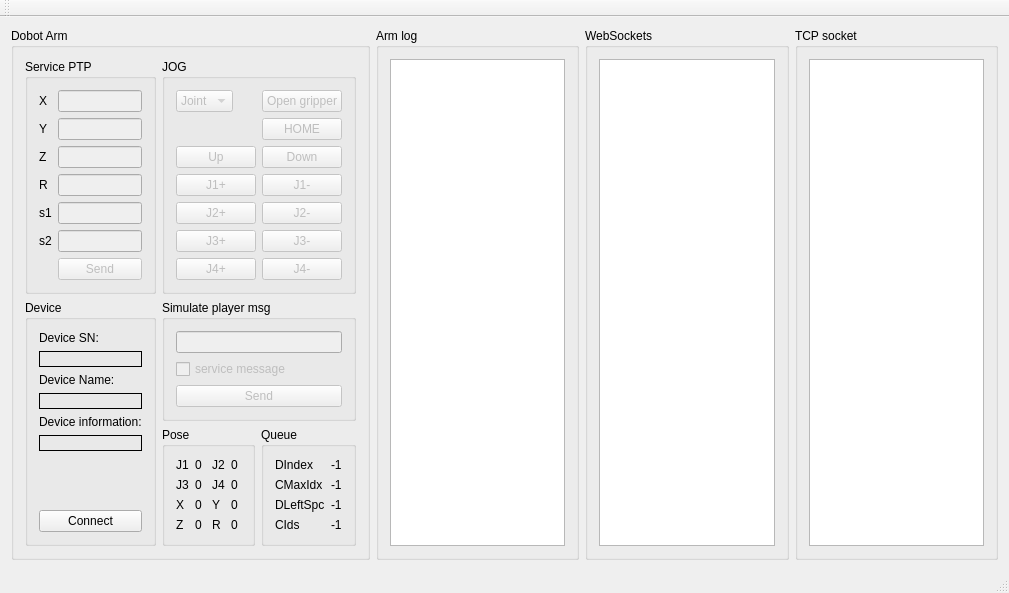
The window that mainwindow.ui (marianexyx/DobotChess) describes before a commit, drawn with Qt 5.
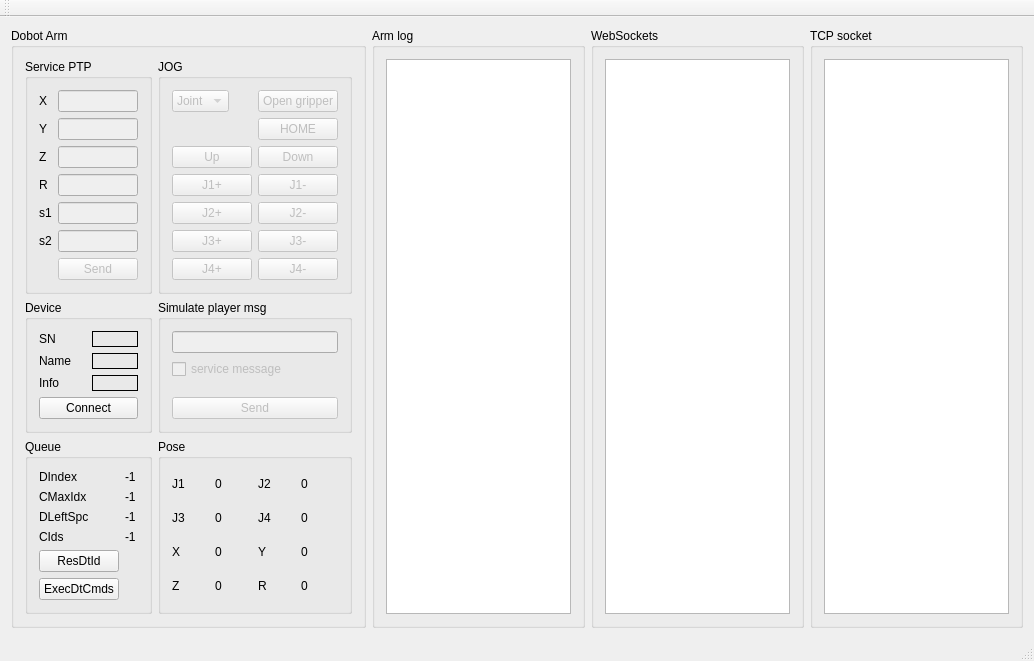
The same window after the commit.

What changed in the file:
```diff
--- a/mainwindow.ui
+++ b/mainwindow.ui
@@ -6,8 +6,8 @@
    <rect>
     <x>0</x>
     <y>0</y>
-    <width>1009</width>
-    <height>581</height>
+    <width>1034</width>
+    <height>640</height>
    </rect>
   </property>
   <property name="windowTitle">
@@ -156,78 +156,20 @@
          </layout>
         </widget>
        </item>
-       <item row="2" column="2">
-        <widget class="QGroupBox" name="groupBox_4">
-         <property name="title">
-          <string>Queue</string>
-         </property>
-         <layout class="QFormLayout" name="formLayout_2">
-          <item row="0" column="0">
-           <widget class="QLabel" name="label_14">
-            <property name="text">
-             <string>DIndex</string>
-            </property>
-           </widget>
-          </item>
-          <item row="0" column="1">
-           <widget class="QLabel" name="DobotQueuedIndexLabel">
-            <property name="text">
-             <string>-1</string>
-            </property>
-           </widget>
-          </item>
-          <item row="1" column="0">
-           <widget class="QLabel" name="label_15">
-            <property name="text">
-             <string>CMaxIdx</string>
-            </property>
-           </widget>
-          </item>
-          <item row="1" column="1">
-           <widget class="QLabel" name="CoreMaxQueuedIndexLabel">
-            <property name="text">
-             <string>-1</string>
-            </property>
-           </widget>
-          </item>
-          <item row="2" column="0">
-           <widget class="QLabel" name="label_21">
-            <property name="text">
-             <string>DLeftSpc</string>
-            </property>
-           </widget>
-          </item>
-          <item row="2" column="1">
-           <widget class="QLabel" name="DobotQueuedCmdLeftSpaceLabel">
-            <property name="text">
-             <string>-1</string>
-            </property>
-           </widget>
-          </item>
-          <item row="3" column="0">
-           <widget class="QLabel" name="label_16">
-            <property name="text">
-             <string>CIds</string>
-            </property>
-           </widget>
-          </item>
-          <item row="3" column="1">
-           <widget class="QLabel" name="CoreIndexAmountlabel">
-            <property name="text">
-             <string>-1</string>
-            </property>
-           </widget>
-          </item>
-         </layout>
-        </widget>
-       </item>
-       <item row="1" column="0" rowspan="2">
+       <item row="1" column="0">
         <widget class="QGroupBox" name="groupBox">
          <property name="title">
           <string>Device</string>
          </property>
          <layout class="QGridLayout" name="gridLayout_2">
-          <item row="3" column="0">
+          <item row="2" column="0">
+           <widget class="QLabel" name="label_11">
+            <property name="text">
+             <string>Info</string>
+            </property>
+           </widget>
+          </item>
+          <item row="1" column="1">
            <widget class="QLabel" name="DeviceNameLabel">
             <property name="frameShape">
              <enum>QFrame::Panel</enum>
@@ -240,58 +182,51 @@
             </property>
            </widget>
           </item>
-          <item row="5" column="0">
-           <widget class="QLabel" name="DeviceInfoLabel">
-            <property name="frameShape">
-             <enum>QFrame::Panel</enum>
-            </property>
-            <property name="frameShadow">
-             <enum>QFrame::Plain</enum>
-            </property>
-            <property name="text">
-             <string/>
-            </property>
-           </widget>
-          </item>
-          <item row="7" column="0">
+          <item row="4" column="0" colspan="2">
            <widget class="QPushButton" name="connectBtn">
             <property name="text">
              <string>Connect</string>
             </property>
            </widget>
           </item>
-          <item row="0" column="0">
-           <widget class="QLabel" name="label_9">
-            <property name="text">
-             <string>Device SN:</string>
-            </property>
-           </widget>
-          </item>
           <item row="1" column="0">
-           <widget class="QLabel" name="deviceSNLabel">
-            <property name="frameShape">
-             <enum>QFrame::Panel</enum>
-            </property>
-            <property name="text">
-             <string/>
-            </property>
-           </widget>
-          </item>
-          <item row="2" column="0">
            <widget class="QLabel" name="label_10">
             <property name="text">
-             <string>Device Name:</string>
+             <string>Name</string>
             </property>
            </widget>
           </item>
-          <item row="4" column="0">
-           <widget class="QLabel" name="label_11">
+          <item row="0" column="1">
+           <widget class="QLabel" name="deviceSNLabel">
+            <property name="frameShape">
+             <enum>QFrame::Panel</enum>
+            </property>
             <property name="text">
-             <string>Device information:</string>
+             <string/>
             </property>
            </widget>
           </item>
-          <item row="6" column="0">
+          <item row="0" column="0">
+           <widget class="QLabel" name="label_9">
+            <property name="text">
+             <string>SN</string>
+            </property>
+           </widget>
+          </item>
+          <item row="2" column="1">
+           <widget class="QLabel" name="DeviceInfoLabel">
+            <property name="frameShape">
+             <enum>QFrame::Panel</enum>
+            </property>
+            <property name="frameShadow">
+             <enum>QFrame::Plain</enum>
+            </property>
+            <property name="text">
+             <string/>
+            </property>
+           </widget>
+          </item>
+          <item row="3" column="0">
            <spacer name="verticalSpacer_2">
             <property name="orientation">
              <enum>Qt::Vertical</enum>
@@ -307,134 +242,7 @@
          </layout>
         </widget>
        </item>
-       <item row="2" column="1">
-        <widget class="QGroupBox" name="groupBox_2">
-         <property name="title">
-          <string>Pose</string>
-         </property>
-         <layout class="QGridLayout" name="gridLayout">
-          <item row="1" column="0">
-           <widget class="QLabel" name="label_4">
-            <property name="text">
-             <string>J3</string>
-            </property>
-           </widget>
-          </item>
-          <item row="0" column="3">
-           <widget class="QLabel" name="joint2Label">
-            <property name="text">
-             <string>0</string>
-            </property>
-           </widget>
-          </item>
-          <item row="1" column="1">
-           <widget class="QLabel" name="joint3Label">
-            <property name="text">
-             <string>0</string>
-            </property>
-           </widget>
-          </item>
-          <item row="1" column="2">
-           <widget class="QLabel" name="label_5">
-            <property name="text">
-             <string>J4</string>
-            </property>
-           </widget>
-          </item>
-          <item row="3" column="2">
-           <widget class="QLabel" name="label_8">
-            <property name="text">
-             <string>R</string>
-            </property>
-           </widget>
-          </item>
-          <item row="3" column="1">
-           <widget class="QLabel" name="zLabel">
-            <property name="text">
-             <string>0</string>
-            </property>
-           </widget>
-          </item>
-          <item row="2" column="0">
-           <widget class="QLabel" name="label_2">
-            <property name="text">
-             <string>X</string>
-            </property>
-           </widget>
-          </item>
-          <item row="1" column="3">
-           <widget class="QLabel" name="joint4Label">
-            <property name="text">
-             <string>0</string>
-            </property>
-           </widget>
-          </item>
-          <item row="2" column="3">
-           <widget class="QLabel" name="yLabel">
-            <property name="text">
-             <string>0</string>
-            </property>
-           </widget>
-          </item>
-          <item row="3" column="0">
-           <widget class="QLabel" name="label_7">
-            <property name="text">
-             <string>Z</string>
-            </property>
-           </widget>
-          </item>
-          <item row="0" column="2">
-           <widget class="QLabel" name="label_3">
-            <property name="text">
-             <string>J2</string>
-            </property>
-           </widget>
-          </item>
-          <item row="0" column="1">
-           <widget class="QLabel" name="joint1Label">
-            <property name="enabled">
-             <bool>true</bool>
-            </property>
-            <property name="text">
-             <string>0</string>
-            </property>
-           </widget>
-          </item>
-          <item row="0" column="0">
-           <widget class="QLabel" name="label">
-            <property name="text">
-             <string>J1</string>
-            </property>
-           </widget>
-          </item>
-          <item row="3" column="3">
-           <widget class="QLabel" name="rLabel">
-            <property name="text">
-             <string>0</string>
-            </property>
-           </widget>
-          </item>
-          <item row="2" column="2">
-           <widget class="QLabel" name="label_6">
-            <property name="text">
-             <string>Y</string>
-            </property>
-           </widget>
-          </item>
-          <item row="2" column="1">
-           <widget class="QLabel" name="xLabel">
-            <property name="enabled">
-             <bool>true</bool>
-            </property>
-            <property name="text">
-             <string>0</string>
-            </property>
-           </widget>
-          </item>
-         </layout>
-        </widget>
-       </item>
-       <item row="1" column="1" colspan="2">
+       <item row="1" column="2" colspan="2">
         <widget class="QGroupBox" name="groupBox_6">
          <property name="title">
           <string>Simulate player msg </string>
@@ -489,7 +297,7 @@
          </layout>
         </widget>
        </item>
-       <item row="0" column="1" colspan="2">
+       <item row="0" column="2" colspan="2">
         <widget class="QGroupBox" name="JOGgroupBox">
          <property name="title">
           <string>JOG</string>
@@ -648,6 +456,212 @@
          </layout>
         </widget>
        </item>
+       <item row="2" column="2" colspan="2">
+        <widget class="QGroupBox" name="groupBox_2">
+         <property name="title">
+          <string>Pose</string>
+         </property>
+         <layout class="QGridLayout" name="gridLayout">
+          <item row="1" column="0">
+           <widget class="QLabel" name="label_4">
+            <property name="text">
+             <string>J3</string>
+            </property>
+           </widget>
+          </item>
+          <item row="0" column="4">
+           <widget class="QLabel" name="joint2Label">
+            <property name="text">
+             <string>0</string>
+            </property>
+           </widget>
+          </item>
+          <item row="1" column="1">
+           <widget class="QLabel" name="joint3Label">
+            <property name="text">
+             <string>0</string>
+            </property>
+           </widget>
+          </item>
+          <item row="1" column="3">
+           <widget class="QLabel" name="label_5">
+            <property name="text">
+             <string>J4</string>
+            </property>
+           </widget>
+          </item>
+          <item row="3" column="3">
+           <widget class="QLabel" name="label_8">
+            <property name="text">
+             <string>R</string>
+            </property>
+           </widget>
+          </item>
+          <item row="3" column="1">
+           <widget class="QLabel" name="zLabel">
+            <property name="text">
+             <string>0</string>
+            </property>
+           </widget>
+          </item>
+          <item row="2" column="0">
+           <widget class="QLabel" name="label_2">
+            <property name="text">
+             <string>X</string>
+            </property>
+           </widget>
+          </item>
+          <item row="1" column="4">
+           <widget class="QLabel" name="joint4Label">
+            <property name="text">
+             <string>0</string>
+            </property>
+           </widget>
+          </item>
+          <item row="2" column="4">
+           <widget class="QLabel" name="yLabel">
+            <property name="text">
+             <string>0</string>
+            </property>
+           </widget>
+          </item>
+          <item row="3" column="0">
+           <widget class="QLabel" name="label_7">
+            <property name="text">
+             <string>Z</string>
+            </property>
+           </widget>
+          </item>
+          <item row="0" column="3">
+           <widget class="QLabel" name="label_3">
+            <property name="text">
+             <string>J2</string>
+            </property>
+           </widget>
+          </item>
+          <item row="0" column="1">
+           <widget class="QLabel" name="joint1Label">
+            <property name="enabled">
+             <bool>true</bool>
+            </property>
+            <property name="text">
+             <string>0</string>
+            </property>
+           </widget>
+          </item>
+          <item row="0" column="0">
+           <widget class="QLabel" name="label">
+            <property name="text">
+             <string>J1</string>
+            </property>
+           </widget>
+          </item>
+          <item row="3" column="4">
+           <widget class="QLabel" name="rLabel">
+            <property name="text">
+             <string>0</string>
+            </property>
+           </widget>
+          </item>
+          <item row="2" column="3">
+           <widget class="QLabel" name="label_6">
+            <property name="text">
+             <string>Y</string>
+            </property>
+           </widget>
+          </item>
+          <item row="2" column="1">
+           <widget class="QLabel" name="xLabel">
+            <property name="enabled">
+             <bool>true</bool>
+            </property>
+            <property name="text">
+             <string>0</string>
+            </property>
+           </widget>
+          </item>
+         </layout>
+        </widget>
+       </item>
+       <item row="2" column="0">
+        <widget class="QGroupBox" name="groupBox_4">
+         <property name="title">
+          <string>Queue</string>
+         </property>
+         <layout class="QGridLayout" name="gridLayout_5">
+          <item row="3" column="1">
+           <widget class="QLabel" name="CoreIndexAmountlabel">
+            <property name="text">
+             <string>-1</string>
+            </property>
+           </widget>
+          </item>
+          <item row="0" column="0">
+           <widget class="QLabel" name="label_14">
+            <property name="text">
+             <string>DIndex</string>
+            </property>
+           </widget>
+          </item>
+          <item row="2" column="0">
+           <widget class="QLabel" name="label_21">
+            <property name="text">
+             <string>DLeftSpc</string>
+            </property>
+           </widget>
+          </item>
+          <item row="1" column="0">
+           <widget class="QLabel" name="label_15">
+            <property name="text">
+             <string>CMaxIdx</string>
+            </property>
+           </widget>
+          </item>
+          <item row="1" column="1">
+           <widget class="QLabel" name="CoreMaxQueuedIndexLabel">
+            <property name="text">
+             <string>-1</string>
+            </property>
+           </widget>
+          </item>
+          <item row="0" column="1">
+           <widget class="QLabel" name="DobotQueuedIndexLabel">
+            <property name="text">
+             <string>-1</string>
+            </property>
+           </widget>
+          </item>
+          <item row="4" column="0">
+           <widget class="QPushButton" name="resetDobotIndexBtn">
+            <property name="text">
+             <string>ResDtId</string>
+            </property>
+           </widget>
+          </item>
+          <item row="3" column="0">
+           <widget class="QLabel" name="label_16">
+            <property name="text">
+             <string>CIds</string>
+            </property>
+           </widget>
+          </item>
+          <item row="2" column="1">
+           <widget class="QLabel" name="DobotQueuedCmdLeftSpaceLabel">
+            <property name="text">
+             <string>-1</string>
+            </property>
+           </widget>
+          </item>
+          <item row="5" column="0">
+           <widget class="QPushButton" name="executeDobotComandsBtn">
+            <property name="text">
+             <string>ExecDtCmds</string>
+            </property>
+           </widget>
+          </item>
+         </layout>
+        </widget>
+       </item>
       </layout>
       <zorder>groupBox</zorder>
       <zorder>groupBox_2</zorder>
```
Left out of the diff: 6 changed lines with no effect on the pictures.
